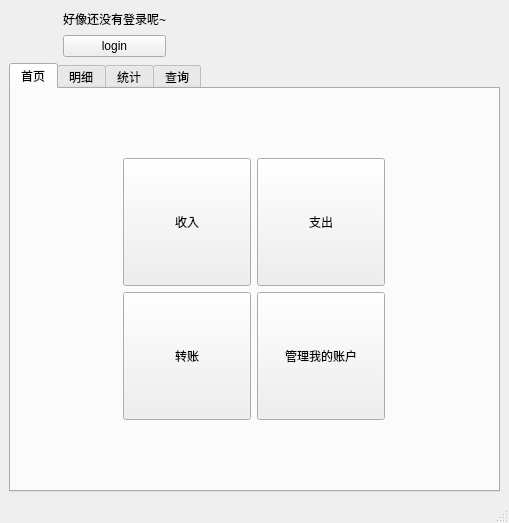
Old version of the form ui/oopcash_mainwindow.ui in the repository Harry-Chen/OOP-Cash.
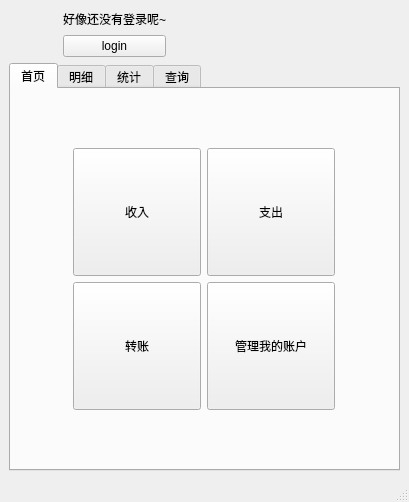
New version of the form. Icons and pictures are not drawn.

What changed in the file:
```diff
--- a/ui/oopcash_mainwindow.ui
+++ b/ui/oopcash_mainwindow.ui
@@ -6,8 +6,8 @@
    <rect>
     <x>0</x>
     <y>0</y>
-    <width>509</width>
-    <height>523</height>
+    <width>409</width>
+    <height>502</height>
    </rect>
   </property>
   <property name="windowTitle">
@@ -15,6 +15,9 @@
   </property>
   <widget class="QWidget" name="centralwidget">
    <layout class="QGridLayout" name="gridLayout_2">
+    <property name="sizeConstraint">
+     <enum>QLayout::SetMinimumSize</enum>
+    </property>
     <item row="0" column="0">
      <layout class="QVBoxLayout" name="vLayout_1">
       <item>
```
Left out of the diff: 16 changed lines with no effect on the pictures.
